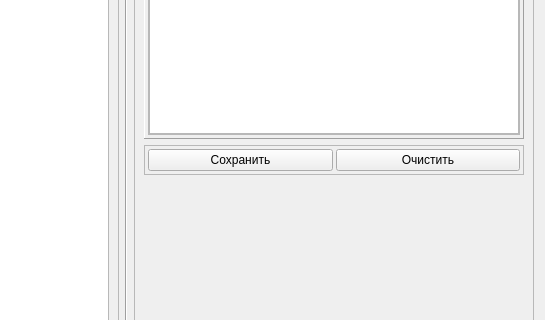
The window that forms/fmaddspells.ui (hospitaler17/gamehelper) describes before a commit, drawn with Qt 5; both pictures show x 292 to 837 and y 191 to 511 of the 837 by 722 pixel window.
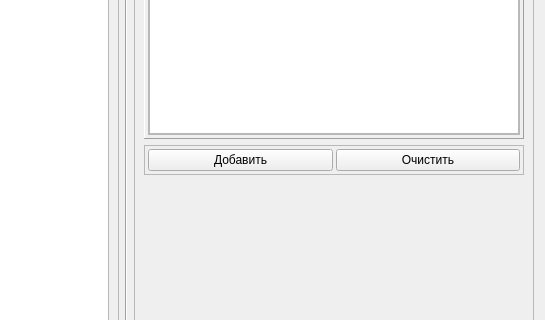
The same window after the commit.

What changed in the file:
```diff
--- a/forms/fmaddspells.ui
+++ b/forms/fmaddspells.ui
@@ -434,7 +434,7 @@
          <item>
           <widget class="QPushButton" name="pb_edit_save">
            <property name="text">
-            <string>Сохранить</string>
+            <string>Добавить</string>
            </property>
           </widget>
          </item>
```
